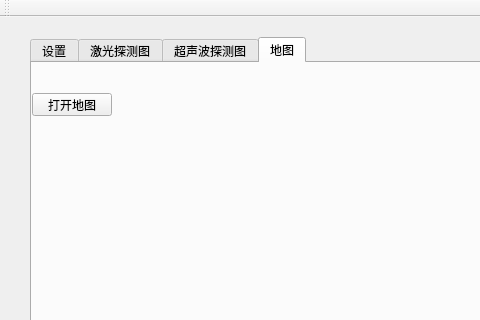
This is src/a_robot_platform/src/client/qt_client/mainwindow.ui in zwhg/distributed_robot_sys as Qt 5 draws it before an edit; both pictures show x 0 to 480 and y 0 to 320 of the 1069 by 995 pixel window. The edited form follows.
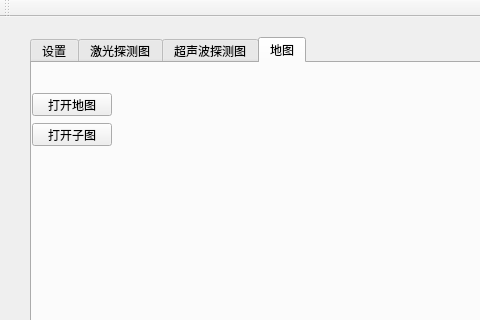
This is the edited form. The open tabs and pages were chosen to show the change.

```diff
--- a/src/a_robot_platform/src/client/qt_client/mainwindow.ui
+++ b/src/a_robot_platform/src/client/qt_client/mainwindow.ui
@@ -1001,6 +1001,19 @@
        <string>submap</string>
       </property>
      </widget>
+     <widget class="QPushButton" name="pBtn_open_submap">
+      <property name="geometry">
+       <rect>
+        <x>0</x>
+        <y>60</y>
+        <width>80</width>
+        <height>23</height>
+       </rect>
+      </property>
+      <property name="text">
+       <string>打开子图</string>
+      </property>
+     </widget>
     </widget>
    </widget>
   </widget>
```
Left out of the diff: 4 changed lines with no effect on the pictures.
